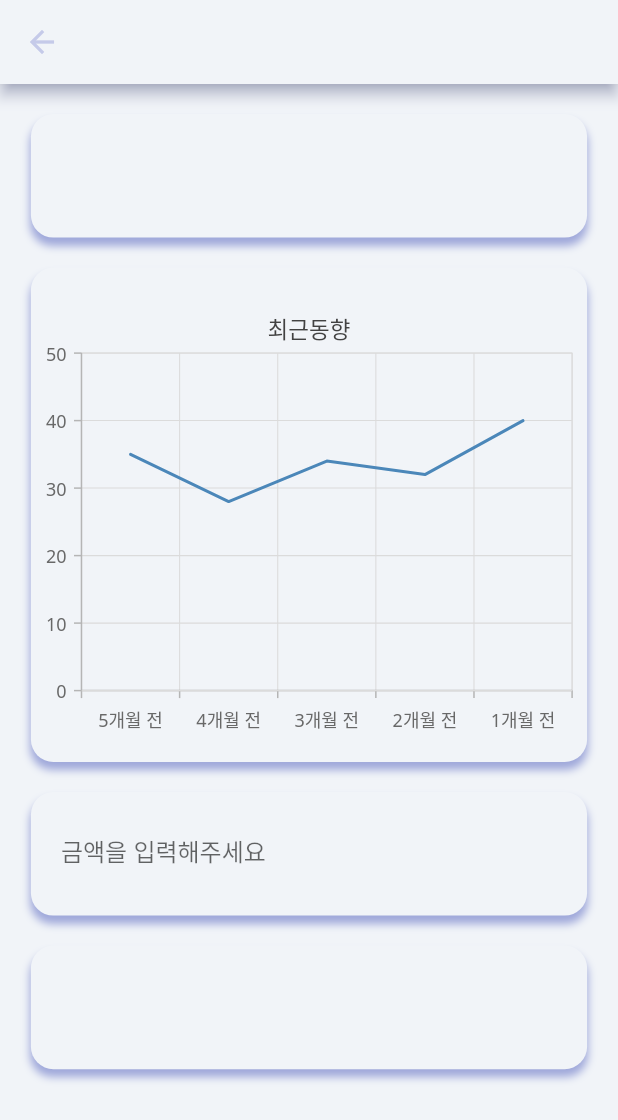
After one commit to yujinkim1/pricy-flutter, a Flutter app: the ComparePage screen opened directly, on a phone screen of 412 x 824 dp. The commit adds this screen. Shown: the top 1120 px of the screen. Run offline on Flutter 3.47's test engine with Material 2 defaults, Android fonts, the light colour scheme and no system bars; our stand-ins replace syncfusion_flutter_charts.

Commit message:
add CompareView

```diff
--- /dev/null
+++ b/lib/compare.dart
@@ -0,0 +1,182 @@
+import 'package:flutter/material.dart';
+import 'assets/colors/palette.dart';
+import 'package:syncfusion_flutter_charts/charts.dart';
+
+class ComparePage extends StatefulWidget {
+  const ComparePage({super.key, required this.title});
+  final String title;
+  @override
+  State<ComparePage> createState() => _Compare();
+}
+
+class _Compare extends State<ComparePage> {
+  String inputText = '';
+  List<_SalesData> data = [
+    _SalesData('5개월 전', 35),
+    _SalesData('4개월 전', 28),
+    _SalesData('3개월 전', 34),
+    _SalesData('2개월 전', 32),
+    _SalesData('1개월 전', 40)
+  ];
+  @override
+  Widget build(BuildContext context) {
+    return Scaffold(
+      appBar: AppBar(
+        iconTheme: IconThemeData(color: Palette.normalTextColor),
+        backgroundColor: Palette.screensColor,
+        shadowColor: Palette.containersColor,
+        actions: [],
+        centerTitle: true,
+        elevation: 4,
+      ),
+      resizeToAvoidBottomInset: false,
+      body: SafeArea(
+        child: Column(children: [
+          Row(
+            mainAxisAlignment: MainAxisAlignment.center,
+            children: [
+              Container(
+                  // ItmeNameContainer
+                  margin: EdgeInsets.fromLTRB(0, 20, 0, 0),
+                  width: MediaQuery.of(context).size.width * 0.9,
+                  height: MediaQuery.of(context).size.height * 0.1,
+                  decoration: BoxDecoration(
+                    color: Palette.screensColor,
+                    boxShadow: [
+                      BoxShadow(
+                        blurRadius: 4,
+                        color: Palette.containersColor,
+                        offset: Offset(0, 5),
+                      )
+                    ],
+                    borderRadius: BorderRadius.circular(15),
+                  ))
+            ],
+          ),
+          Row(
+            mainAxisAlignment: MainAxisAlignment.center,
+            children: [
+              Container(
+                //ChartContainer
+                margin: EdgeInsets.fromLTRB(0, 20, 0, 0),
+                width: MediaQuery.of(context).size.width * 0.9,
+                height: MediaQuery.of(context).size.height * 0.4,
+                decoration: BoxDecoration(
+                  color: Palette.screensColor,
+                  boxShadow: [
+                    BoxShadow(
+                      blurRadius: 4,
+                      color: Palette.containersColor,
+                      offset: Offset(0, 5),
+                    )
+                  ],
+                  borderRadius: BorderRadius.circular(15),
+                ),
+                child: Column(children: [
+                  Padding(padding: EdgeInsets.fromLTRB(0, 20, 0, 0)),
+                  // Text(
+                  //   '최근동향',
+                  //   style: TextStyle(fontFamily: 'NotoSansKR'),
+                  // ),
+                  Container(
+                    child: SfCartesianChart(
+                        primaryXAxis: CategoryAxis(),
+                        // Chart title
+                        title: ChartTitle(text: '최근동향'),
+                        // Enable legend
+                        legend: Legend(isVisible: false),
+                        // Enable tooltip
+                        tooltipBehavior: TooltipBehavior(enable: true),
+                        series: <ChartSeries<_SalesData, String>>[
+                          LineSeries<_SalesData, String>(
+                              dataSource: data,
+                              xValueMapper: (_SalesData sales, _) => sales.year,
+                              yValueMapper: (_SalesData sales, _) =>
+                                  sales.sales,
+                              name: 'Sales',
+                              // Enable data label
+                              dataLabelSettings:
+                                  DataLabelSettings(isVisible: false))
+                        ]),
+                  )
+                ]),
+              )
+            ],
+          ),
+
+          // onTap: () {
+          //   FocusScope.of(context).unfocus();
+          // },
+          Row(
+            mainAxisAlignment: MainAxisAlignment.center,
+            children: [
+              Container(
+                //PriceInputContainer
+                margin: EdgeInsets.fromLTRB(0, 20, 0, 0),
+                padding: EdgeInsets.fromLTRB(20, 0, 0, 0),
+                width: MediaQuery.of(context).size.width * 0.9,
+                height: MediaQuery.of(context).size.height * 0.1,
+                decoration: BoxDecoration(
+                  color: Palette.screensColor,
+                  boxShadow: [
+                    BoxShadow(
+                      blurRadius: 4,
+                      color: Palette.containersColor,
+                      offset: Offset(0, 5),
+                    )
+                  ],
+                  borderRadius: BorderRadius.circular(15),
+                ),
+                alignment: AlignmentDirectional(0, 0),
+                child: TextField(
+                  onChanged: (text) {
+                    setState(() {
+                      inputText = text;
+                    }); //priceData
+                  },
+                  obscureText: false,
+                  decoration: InputDecoration(
+                    border: InputBorder.none,
+                    labelText: '금액을 입력해주세요',
+                  ),
+                  keyboardType: TextInputType.datetime,
+                ),
+              )
+            ],
+          ),
+          Row(
+            mainAxisAlignment: MainAxisAlignment.center,
+            children: [
+              Container(
+                //PriceOutputContainer
+                margin: EdgeInsets.fromLTRB(0, 20, 0, 0),
+                width: MediaQuery.of(context).size.width * 0.9,
+                height: MediaQuery.of(context).size.height * 0.1,
+                alignment: AlignmentDirectional(0, 0),
+                decoration: BoxDecoration(
+                  color: Palette.screensColor,
+                  boxShadow: [
+                    BoxShadow(
+                      blurRadius: 4,
+                      color: Palette.containersColor,
+                      offset: Offset(0, 5),
+                    )
+                  ],
+                  borderRadius: BorderRadius.circular(15),
+                ),
+                child: Text(inputText),
+              )
+            ],
+          )
+        ]),
+      ),
+    );
+  }
+}
+
+class _SalesData {
+  _SalesData(this.year, this.sales);
+
+  final String year;
+  final double sales;
+}
--- a/lib/home.dart
+++ b/lib/home.dart
@@ -1,4 +1,6 @@
 import 'package:flutter/material.dart';
+import 'package:pricy/compare.dart';
+import 'compare.dart';
 import 'assets/colors/palette.dart';
 
 class HomePage extends StatefulWidget {
@@ -89,7 +91,17 @@ class _HomePageState extends State<HomePage> {
             //MARK: TabBarView
             TabBarView(
           children: <Widget>[
-            Tab(text: "rice"),
+            IconButton(
+                onPressed: () {
+                  Navigator.push(
+                    context,
+                    MaterialPageRoute(
+                        builder: (context) => ComparePage(
+                              title: 'comparePages',
+                            )),
+                  );
+                },
+                icon: Icon(Icons.add)),
             Tab(text: "vegitables"),
             Tab(text: "Fruits"),
           ],
--- a/lib/main.dart
+++ b/lib/main.dart
@@ -1,5 +1,6 @@
 import 'package:flutter/material.dart';
 import 'home.dart';
+import 'compare.dart';
 import './assets/colors/palette.dart';
 
 void main() {
--- a/pubspec.yaml
+++ b/pubspec.yaml
@@ -37,6 +37,8 @@ dependencies:
   # The following adds the Cupertino Icons font to your application.
   # Use with the CupertinoIcons class for iOS style icons.
   cupertino_icons: ^1.0.2
+  fl_chart: ^0.55.2
+  syncfusion_flutter_charts: ^20.2.50
 
 dev_dependencies:
   flutter_test:
```
Also changed, not shown: pubspec.lock, 27 other files.
